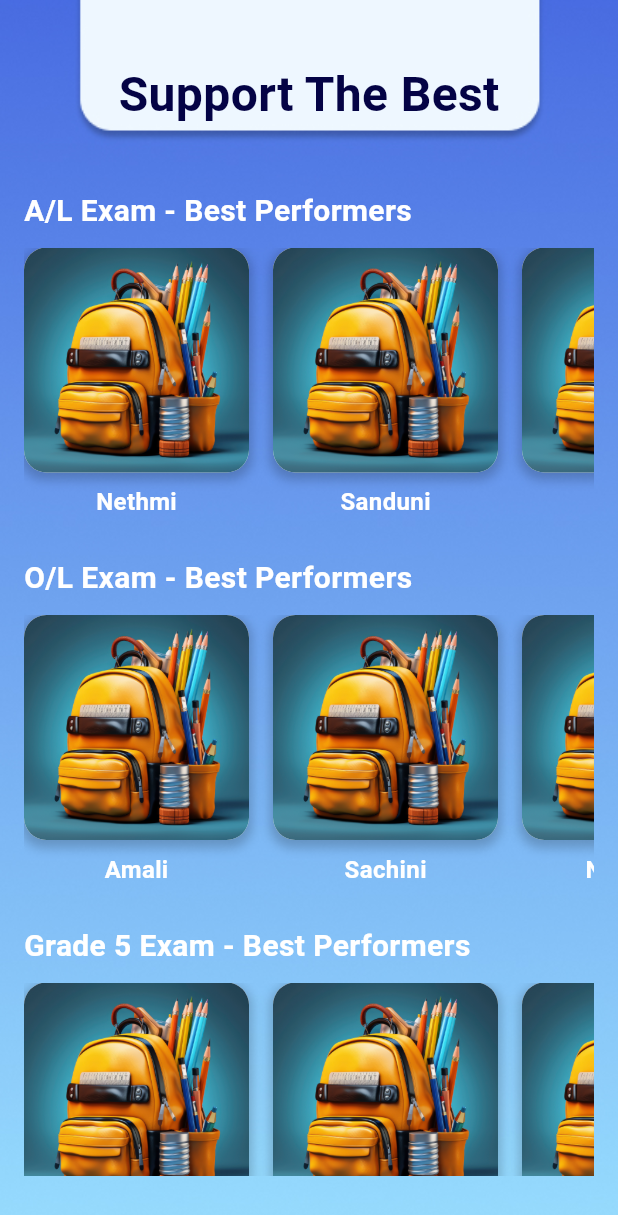
After one commit to sandeepaMallawarachchi/school-boost, a Flutter app: the UpdatesScreen screen opened directly, after a tap on "Post Page", on a phone screen of 412 x 824 dp. The commit adds this screen. Shown: the top 1215 px of the screen. Run offline on Flutter 3.47's test engine with Material 3 defaults, Android fonts, the phone set to English and light mode, and no system bars; our stand-ins replace cloud_firestore, firebase_core, image_picker; accounts and stored records are empty.

Commit message:
lib\screens\categories\post_page.dart file created

```diff
--- a/lib/main.dart
+++ b/lib/main.dart
@@ -1,4 +1,5 @@
 import 'package:flutter/material.dart';
+import 'package:school_boost/screens/categories/post_page.dart';
 import 'package:school_boost/components/register.dart';
 import 'package:school_boost/components/registration_form.dart';
 import 'package:school_boost/components/user_acc.dart';
@@ -151,6 +152,16 @@ class UpdatesScreen extends StatelessWidget {
               },
               child: Text('User Account'),
             ),
+             SizedBox(height: 20), // Adds space between buttons
+            ElevatedButton(
+              onPressed: () {
+                Navigator.push(
+                  context,
+                  MaterialPageRoute(builder: (context) => BestPerformersScreen()),
+                );
+              },
+              child: Text('Post Page'),
+            ),
           ],
         ),
       ),
--- /dev/null
+++ b/lib/screens/categories/post_page.dart
@@ -0,0 +1,155 @@
+import 'dart:ui';
+import 'package:flutter/material.dart';
+
+class BestPerformersScreen extends StatelessWidget {
+  @override
+  Widget build(BuildContext context) {
+    return Scaffold(
+      body: Container(
+        decoration: BoxDecoration(
+          image: DecorationImage(
+            image: AssetImage('assets/images/backg2.jpg'), // Background image
+            fit: BoxFit.cover, // Cover the entire background
+          ),
+        ),
+        child: Padding(
+          padding: const EdgeInsets.symmetric(horizontal: 16.0, vertical: 40.0),
+          child: Column(
+            crossAxisAlignment: CrossAxisAlignment.center,
+            children: [
+              // Title part
+              Text(
+                'Support The Best',
+                style: TextStyle(
+                  fontSize: 32,
+                  color: const Color.fromARGB(255, 4, 3, 69),
+                  fontWeight: FontWeight.bold,
+                ),
+              ),
+              SizedBox(height: 40),
+
+              // Use Expanded to make the performer content fill the remaining screen
+              Expanded(
+                child: SingleChildScrollView(
+                  child: Column(
+                    children: [
+                      // A/L Best Performers with Horizontal Scroll
+                      _buildCategorySection('A/L Exam - Best Performers', [
+                        _buildPerformerCard('Nethmi'),
+                        _buildPerformerCard('Sanduni'),
+                        _buildPerformerCard('Tashni'),
+                        _buildPerformerCard('Tashni'),
+                        _buildPerformerCard('Tashni'),
+                        _buildPerformerCard('Tashni'),
+                      ]),
+                      SizedBox(height: 25),
+
+                      // O/L Best Performers with Horizontal Scroll
+                      _buildCategorySection('O/L Exam - Best Performers', [
+                        _buildPerformerCard('Amali'),
+                        _buildPerformerCard('Sachini'),
+                        _buildPerformerCard('Nimesha'),
+                        _buildPerformerCard('Tashni'),
+                        _buildPerformerCard('Tashni'),
+                      ]),
+                      SizedBox(height: 25),
+
+                      // Grade 5 Best Performers with Horizontal Scroll
+                      _buildCategorySection('Grade 5 Exam - Best Performers', [
+                        _buildPerformerCard('Kasuni'),
+                        _buildPerformerCard('Ridmi'),
+                        _buildPerformerCard('Parami'),
+                        _buildPerformerCard('Tashni'),
+                        _buildPerformerCard('Tashni'),
+                        _buildPerformerCard('Tashni'),
+                      ]),
+                    ],
+                  ),
+                ),
+              ),
+            ],
+          ),
+        ),
+      ),
+    );
+  }
+
+  // Helper method to create a section for best performers with horizontal scrolling
+  Widget _buildCategorySection(String title, List<Widget> performerCards) {
+    return Column(
+      crossAxisAlignment: CrossAxisAlignment.start,
+      children: [
+        Text(
+          title,
+          style: TextStyle(
+            fontSize: 20,
+            color: Colors.white,
+            fontWeight: FontWeight.bold,
+          ),
+        ),
+        SizedBox(height: 10),
+        SingleChildScrollView(
+          scrollDirection: Axis.horizontal, // Enable horizontal scrolling
+          child: Row(
+            children: performerCards
+                .map((card) => Padding(
+                      padding: const EdgeInsets.only(
+                          right: 16.0), // Add padding between cards
+                      child: card,
+                    ))
+                .toList(),
+          ),
+        ),
+      ],
+    );
+  }
+
+  // Helper method to create a performer card with rounded square image
+  Widget _buildPerformerCard(String name) {
+    return Column(
+      children: [
+        Container(
+          decoration: BoxDecoration(
+            color: Colors.white,
+            borderRadius:
+                BorderRadius.circular(15), // Rounded corners for the card
+            boxShadow: [
+              BoxShadow(
+                color: Colors.black.withOpacity(0.2),
+                blurRadius: 5,
+                spreadRadius: 2,
+                offset: Offset(0, 3),
+              ),
+            ],
+          ),
+          child: ClipRRect(
+            borderRadius:
+                BorderRadius.circular(15), // Rounded corners for the image
+            child: Image.asset(
+              'assets/images/category1.jpg', // Use the same image for all cards
+              width: 150,
+              height: 150,
+              fit: BoxFit.cover,
+            ),
+          ),
+        ),
+        SizedBox(height: 8),
+        Text(
+          name,
+          style: TextStyle(
+            color: Colors.white,
+            fontSize: 16,
+            fontWeight: FontWeight.bold,
+          ),
+        ),
+      ],
+    );
+  }
+}
+
+void main() {
+  runApp(MaterialApp(
+    home: BestPerformersScreen(),
+    debugShowCheckedModeBanner: false,
+  ));
+}
```
Also changed, not shown: assets/images/backg2.jpg (added).
